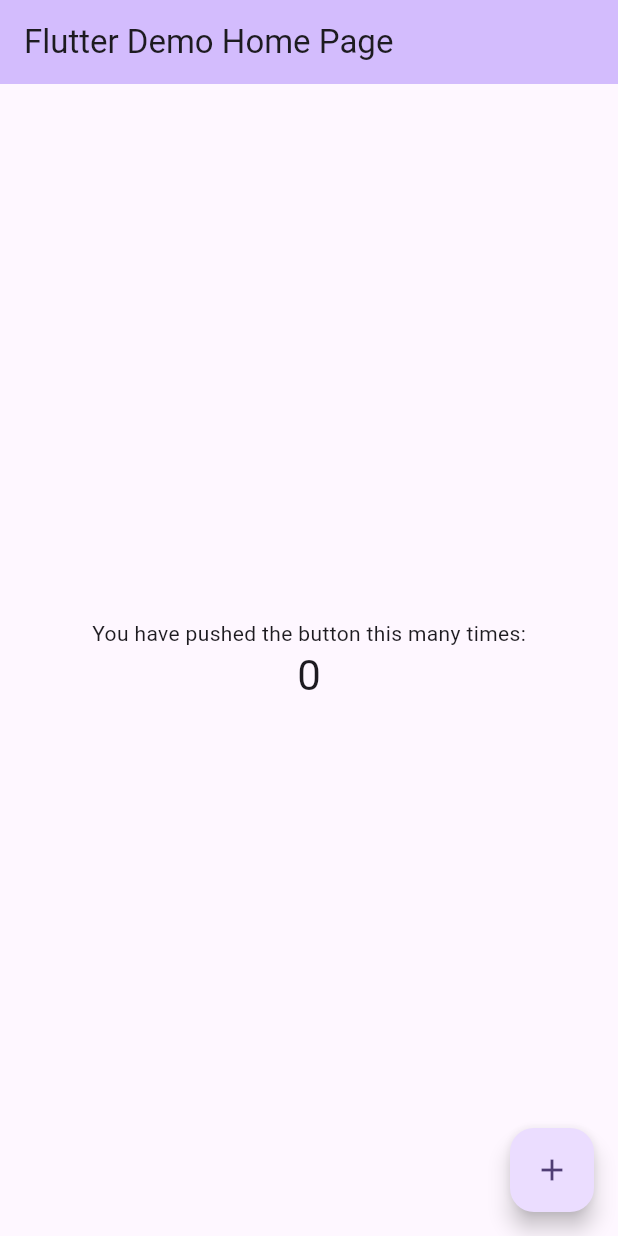
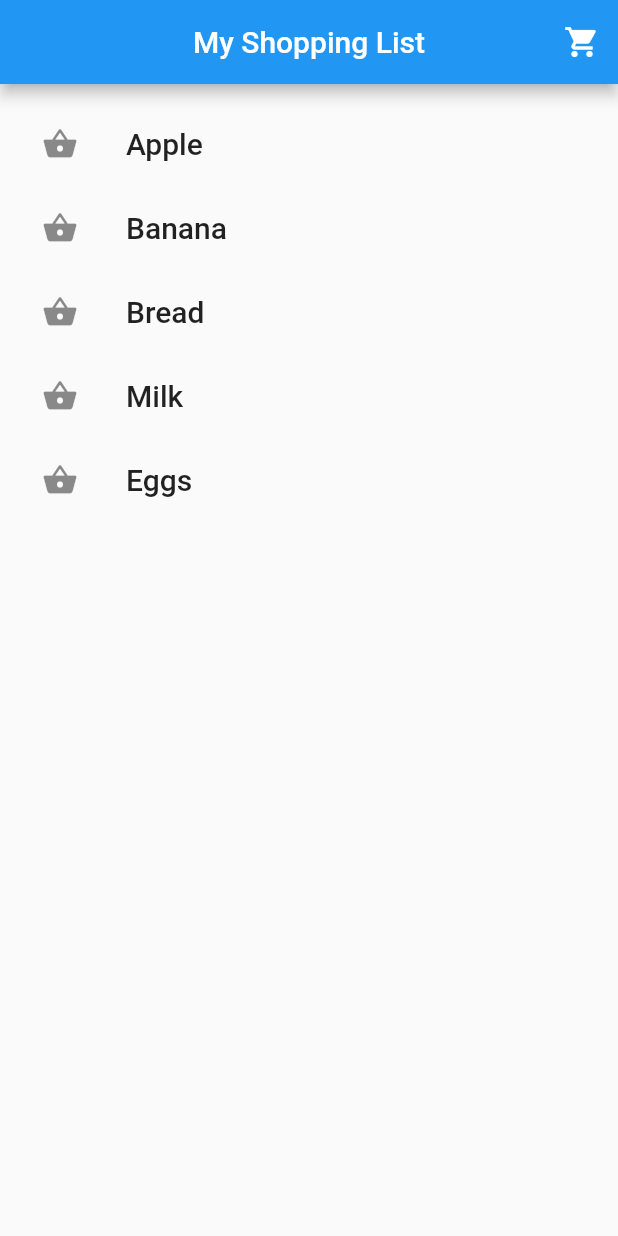
Before and after one commit to ShakibulDeveloper/mod-6-live-test, a Flutter app: the screen it shows after launch, on a phone screen of 412 x 824 dp. Run offline on Flutter 3.47's test engine with Material 2 defaults, Android fonts, the phone set to English and light mode, and no system bars.

Commit message:
first commit

```diff
--- a/lib/main.dart
+++ b/lib/main.dart
@@ -1,125 +1,71 @@
 import 'package:flutter/material.dart';
 
-void main() {
-  runApp(const MyApp());
+void main(){
+  runApp(MyApp());
 }
 
-class MyApp extends StatelessWidget {
-  const MyApp({super.key});
-
-  // This widget is the root of your application.
+class MyApp extends StatelessWidget{
   @override
   Widget build(BuildContext context) {
     return MaterialApp(
-      title: 'Flutter Demo',
-      theme: ThemeData(
-        // This is the theme of your application.
-        //
-        // TRY THIS: Try running your application with "flutter run". You'll see
-        // the application has a blue toolbar. Then, without quitting the app,
-        // try changing the seedColor in the colorScheme below to Colors.green
-        // and then invoke "hot reload" (save your changes or press the "hot
-        // reload" button in a Flutter-supported IDE, or press "r" if you used
-        // the command line to start the app).
-        //
-        // Notice that the counter didn't reset back to zero; the application
-        // state is not lost during the reload. To reset the state, use hot
-        // restart instead.
-        //
-        // This works for code too, not just values: Most code changes can be
-        // tested with just a hot reload.
-        colorScheme: ColorScheme.fromSeed(seedColor: Colors.deepPurple),
-        useMaterial3: true,
-      ),
-      home: const MyHomePage(title: 'Flutter Demo Home Page'),
+      home: HomeScreen(),
+      title: "Flutter App",
+      debugShowCheckedModeBanner: false,
     );
   }
+
 }
 
-class MyHomePage extends StatefulWidget {
-  const MyHomePage({super.key, required this.title});
-
-  // This widget is the home page of your application. It is stateful, meaning
-  // that it has a State object (defined below) that contains fields that affect
-  // how it looks.
-
-  // This class is the configuration for the state. It holds the values (in this
-  // case the title) provided by the parent (in this case the App widget) and
-  // used by the build method of the State. Fields in a Widget subclass are
-  // always marked "final".
-
-  final String title;
-
-  @override
-  State<MyHomePage> createState() => _MyHomePageState();
-}
-
-class _MyHomePageState extends State<MyHomePage> {
-  int _counter = 0;
-
-  void _incrementCounter() {
-    setState(() {
-      // This call to setState tells the Flutter framework that something has
-      // changed in this State, which causes it to rerun the build method below
-      // so that the display can reflect the updated values. If we changed
-      // _counter without calling setState(), then the build method would not be
-      // called again, and so nothing would appear to happen.
-      _counter++;
-    });
+class HomeScreen extends StatelessWidget{
+  mySnackBar(String message, context){
+    return ScaffoldMessenger.of(context).showSnackBar(
+        SnackBar(content: Text(message))
+    );
   }
 
   @override
   Widget build(BuildContext context) {
-    // This method is rerun every time setState is called, for instance as done
-    // by the _incrementCounter method above.
-    //
-    // The Flutter framework has been optimized to make rerunning build methods
-    // fast, so that you can just rebuild anything that needs updating rather
-    // than having to individually change instances of widgets.
     return Scaffold(
       appBar: AppBar(
-        // TRY THIS: Try changing the color here to a specific color (to
-        // Colors.amber, perhaps?) and trigger a hot reload to see the AppBar
-        // change color while the other colors stay the same.
-        backgroundColor: Theme.of(context).colorScheme.inversePrimary,
-        // Here we take the value from the MyHomePage object that was created by
-        // the App.build method, and use it to set our appbar title.
-        title: Text(widget.title),
+        title: Text("My Shopping List"),
+        centerTitle: true,
+        actions: [
+          IconButton(onPressed: (){mySnackBar("Cart is empty", context);}, icon: Icon(Icons.shopping_cart)),
+        ],
       ),
-      body: Center(
-        // Center is a layout widget. It takes a single child and positions it
-        // in the middle of the parent.
-        child: Column(
-          // Column is also a layout widget. It takes a list of children and
-          // arranges them vertically. By default, it sizes itself to fit its
-          // children horizontally, and tries to be as tall as its parent.
-          //
-          // Column has various properties to control how it sizes itself and
-          // how it positions its children. Here we use mainAxisAlignment to
-          // center the children vertically; the main axis here is the vertical
-          // axis because Columns are vertical (the cross axis would be
-          // horizontal).
-          //
-          // TRY THIS: Invoke "debug painting" (choose the "Toggle Debug Paint"
-          // action in the IDE, or press "p" in the console), to see the
-          // wireframe for each widget.
-          mainAxisAlignment: MainAxisAlignment.center,
-          children: <Widget>[
-            const Text(
-              'You have pushed the button this many times:',
+      body: Padding(
+        padding: const EdgeInsets.all(12.0),
+        child: ListView(
+          children: [
+            ListTile(
+              leading: Icon(Icons.shopping_basket),
+              title: Text("Apple", style: TextStyle(fontSize: 20, fontWeight: FontWeight.w500,
+              ),),
             ),
-            Text(
-              '$_counter',
-              style: Theme.of(context).textTheme.headlineMedium,
+            ListTile(
+              leading: Icon(Icons.shopping_basket),
+              title: Text("Banana", style: TextStyle(fontSize: 20, fontWeight: FontWeight.w500,
+              ),),
+            ),
+            ListTile(
+              leading: Icon(Icons.shopping_basket),
+              title: Text("Bread", style: TextStyle(fontSize: 20, fontWeight: FontWeight.w500,
+              ),),
+            ),
+            ListTile(
+              leading: Icon(Icons.shopping_basket),
+              title: Text("Milk", style: TextStyle(fontSize: 20, fontWeight: FontWeight.w500,
+              ),),
+            ),
+            ListTile(
+              leading: Icon(Icons.shopping_basket),
+              title: Text("Eggs", style: TextStyle(fontSize: 20, fontWeight: FontWeight.w500,
+              ),),
             ),
           ],
         ),
       ),
-      floatingActionButton: FloatingActionButton(
-        onPressed: _incrementCounter,
-        tooltip: 'Increment',
-        child: const Icon(Icons.add),
-      ), // This trailing comma makes auto-formatting nicer for build methods.
     );
   }
+
 }
```
